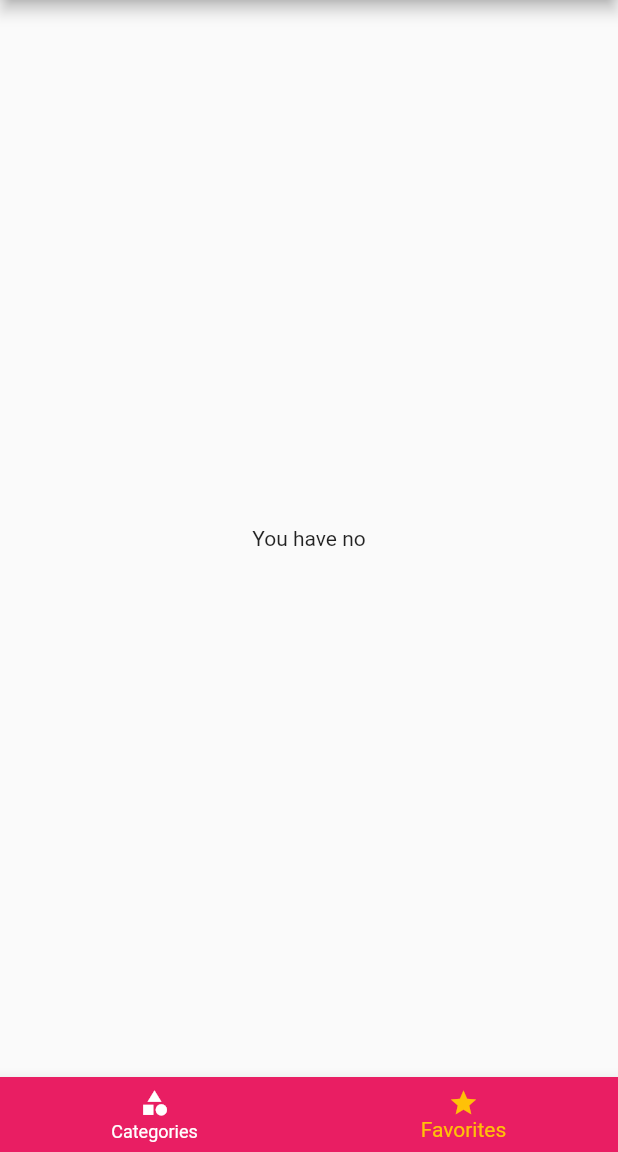
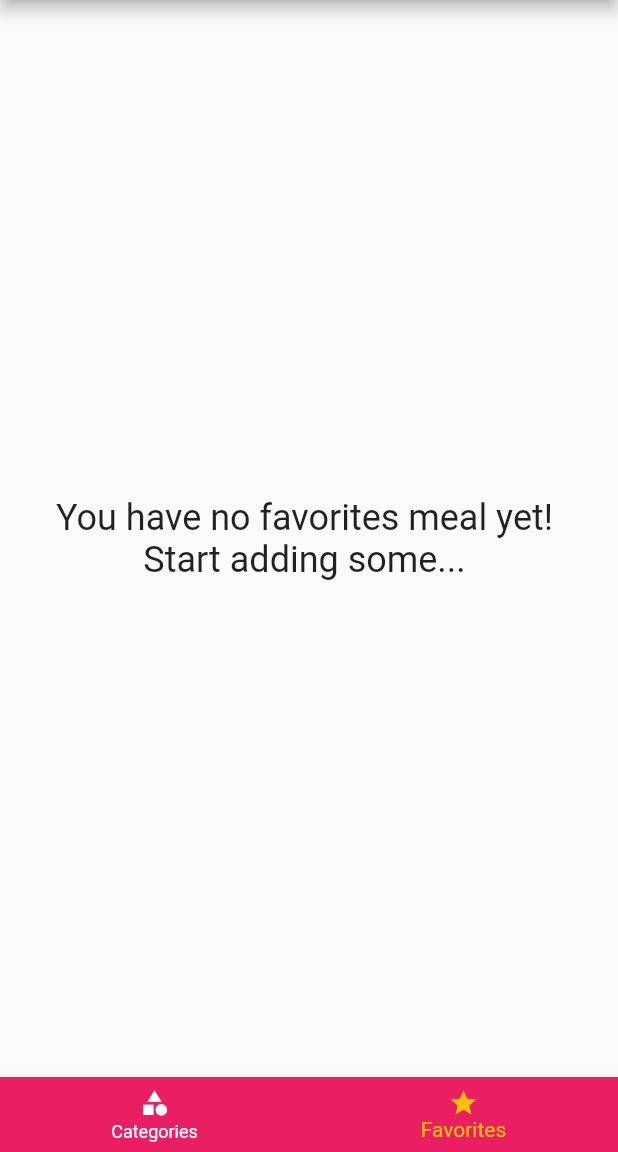
Before and after one commit to AyobamiAdebesin/meals_app, a Flutter app: the screen it shows after launch, item 2 of the bottom bar chosen, on a phone screen of 412 x 824 dp, the part 84-1236 px from its top. Run offline on Flutter 3.47's test engine with Material 2 defaults, Android fonts, the phone set to English and light mode, and no system bars.

Commit message:
Added favorite functionality

```diff
--- a/lib/screens/favorites_screen.dart
+++ b/lib/screens/favorites_screen.dart
@@ -11,7 +11,15 @@ class FavoritesScreen extends StatelessWidget {
   Widget build(BuildContext context) {
     if (favoriteMeals.isEmpty) {
       return Center(
-        child: Text('You have no'),
+        child: Column(
+          mainAxisAlignment: MainAxisAlignment.center,
+          children: [
+            Text('You have no favorites meal yet! ',
+                style: Theme.of(context).textTheme.headline5),
+            Text('Start adding some... ',
+                style: Theme.of(context).textTheme.headline5),
+          ],
+        ),
       );
     } else {
       return ListView.builder(
```
